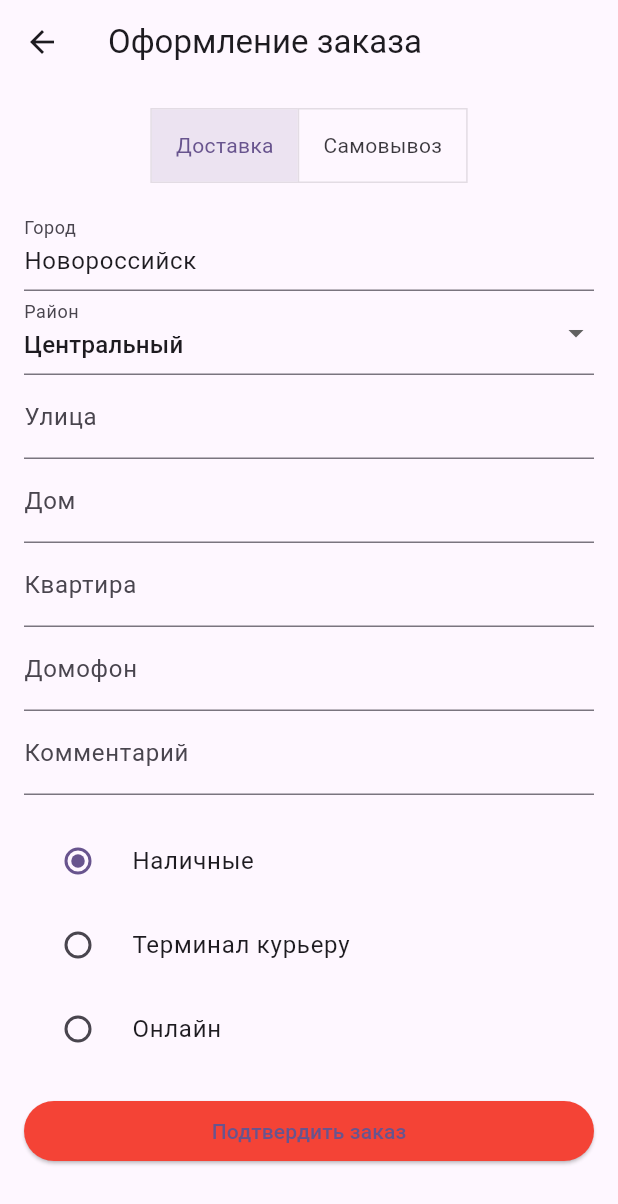
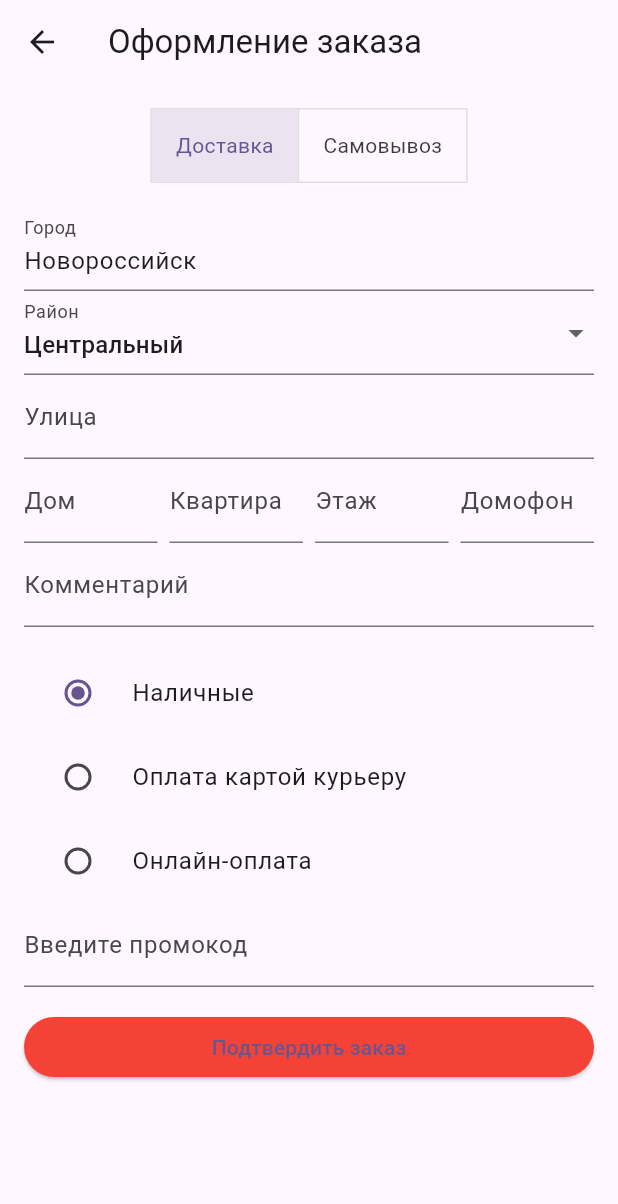
Before and after one commit to pangedza/pangedza_delivery, a Flutter app: the CheckoutScreen screen opened directly, after a tap on "Доставка", on a phone screen of 412 x 824 dp. Shown: the top 1204 px of the screen. Run offline on Flutter 3.47's test engine with Material 3 defaults, Android fonts, the phone set to English and light mode, and no system bars.

Commit message:
feat: update checkout form with promo and payment logic

```diff
--- a/lib/screens/checkout_screen.dart
+++ b/lib/screens/checkout_screen.dart
@@ -23,7 +23,9 @@ class _CheckoutScreenState extends State<CheckoutScreen> {
   final streetCtrl = TextEditingController();
   final houseCtrl = TextEditingController();
   final flatCtrl = TextEditingController();
+  final floorCtrl = TextEditingController();
   final intercomCtrl = TextEditingController();
+  final promoCtrl = TextEditingController();
   final commentCtrl = TextEditingController();
 
   PaymentMethod _payment = PaymentMethod.cash;
@@ -37,7 +39,9 @@ class _CheckoutScreenState extends State<CheckoutScreen> {
     streetCtrl.dispose();
     houseCtrl.dispose();
     flatCtrl.dispose();
+    floorCtrl.dispose();
     intercomCtrl.dispose();
+    promoCtrl.dispose();
     commentCtrl.dispose();
     super.dispose();
   }
@@ -97,8 +101,14 @@ class _CheckoutScreenState extends State<CheckoutScreen> {
                 _mode == CheckoutMode.delivery,
                 _mode == CheckoutMode.pickup
               ],
-              onPressed: (index) => setState(() =>
-                  _mode = index == 0 ? CheckoutMode.delivery : CheckoutMode.pickup),
+              onPressed: (index) => setState(() {
+                    _mode =
+                        index == 0 ? CheckoutMode.delivery : CheckoutMode.pickup;
+                    if (_mode == CheckoutMode.pickup &&
+                        _payment == PaymentMethod.online) {
+                      _payment = PaymentMethod.cash;
+                    }
+                  }),
               children: const [
                 Padding(
                   padding: EdgeInsets.symmetric(horizontal: 16),
@@ -147,20 +157,37 @@ class _CheckoutScreenState extends State<CheckoutScreen> {
                           decoration:
                               const InputDecoration(labelText: 'Улица'),
                         ),
-                        TextField(
+                        Row(
+                          children: [
+                            Flexible(
+                              child: TextField(
                                 controller: houseCtrl,
                                 decoration:
                                     const InputDecoration(labelText: 'Дом'),
                               ),
-                        TextField(
+                            ),
+                            const SizedBox(width: 8),
+                            Flexible(
+                              child: TextField(
                                 controller: flatCtrl,
-                          decoration:
-                              const InputDecoration(labelText: 'Квартира'),
+                                decoration: const InputDecoration(labelText: 'Квартира'),
                               ),
-                        TextField(
+                            ),
+                            const SizedBox(width: 8),
+                            Flexible(
+                              child: TextField(
+                                controller: floorCtrl,
+                                decoration: const InputDecoration(labelText: 'Этаж'),
+                              ),
+                            ),
+                            const SizedBox(width: 8),
+                            Flexible(
+                              child: TextField(
                                 controller: intercomCtrl,
-                          decoration:
-                              const InputDecoration(labelText: 'Домофон'),
+                                decoration: const InputDecoration(labelText: 'Домофон'),
+                              ),
+                            ),
+                          ],
                         ),
                       ],
                     ),
@@ -177,22 +204,31 @@ class _CheckoutScreenState extends State<CheckoutScreen> {
               onChanged: (val) => setState(() => _payment = val!),
             ),
             RadioListTile<PaymentMethod>(
-              title: const Text('Терминал курьеру'),
+              title: Text(_mode == CheckoutMode.delivery
+                  ? 'Оплата картой курьеру'
+                  : 'Оплата картой'),
               value: PaymentMethod.terminal,
               groupValue: _payment,
               onChanged: (val) => setState(() => _payment = val!),
             ),
+            if (_mode == CheckoutMode.delivery)
               RadioListTile<PaymentMethod>(
-              title: const Text('Онлайн'),
+                title: const Text('Онлайн-оплата'),
                 value: PaymentMethod.online,
                 groupValue: _payment,
                 onChanged: (val) => setState(() => _payment = val!),
               ),
-            if (_payment == PaymentMethod.online)
+            if (_mode == CheckoutMode.delivery &&
+                _payment == PaymentMethod.online)
               CheckboxListTile(
                 title: const Text('Оставить у двери'),
                 value: _leaveAtDoor,
                 onChanged: (val) => setState(() => _leaveAtDoor = val ?? false),
+              ),
+            TextField(
+              controller: promoCtrl,
+              decoration: const InputDecoration(labelText: 'Введите промокод'),
+              onChanged: (val) => print('Промокод: $val'),
             ),
             const SizedBox(height: 16),
             SizedBox(
```
Lines whose indentation alone changed are shown as unchanged.
